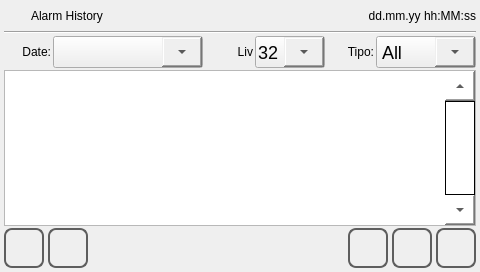
Above: qt_templates/ATCM-template-project/alarms_history.ui from MECTsrl/mect_plugins before the change. Below: the same form after it.
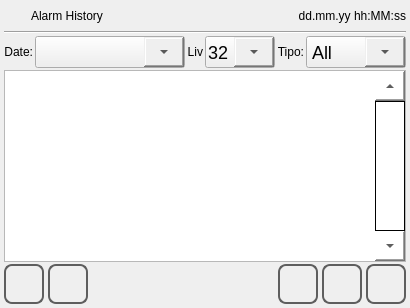
That is the form after the change. Icons and pictures are not drawn.

```diff
--- a/qt_templates/ATCM-template-project/alarms_history.ui
+++ b/qt_templates/ATCM-template-project/alarms_history.ui
@@ -6,8 +6,7 @@
    <rect>
     <x>0</x>
     <y>0</y>
-    <width>480</width>
-    <height>272</height>
+    %Model%
    </rect>
   </property>
   <property name="minimumSize">
```
